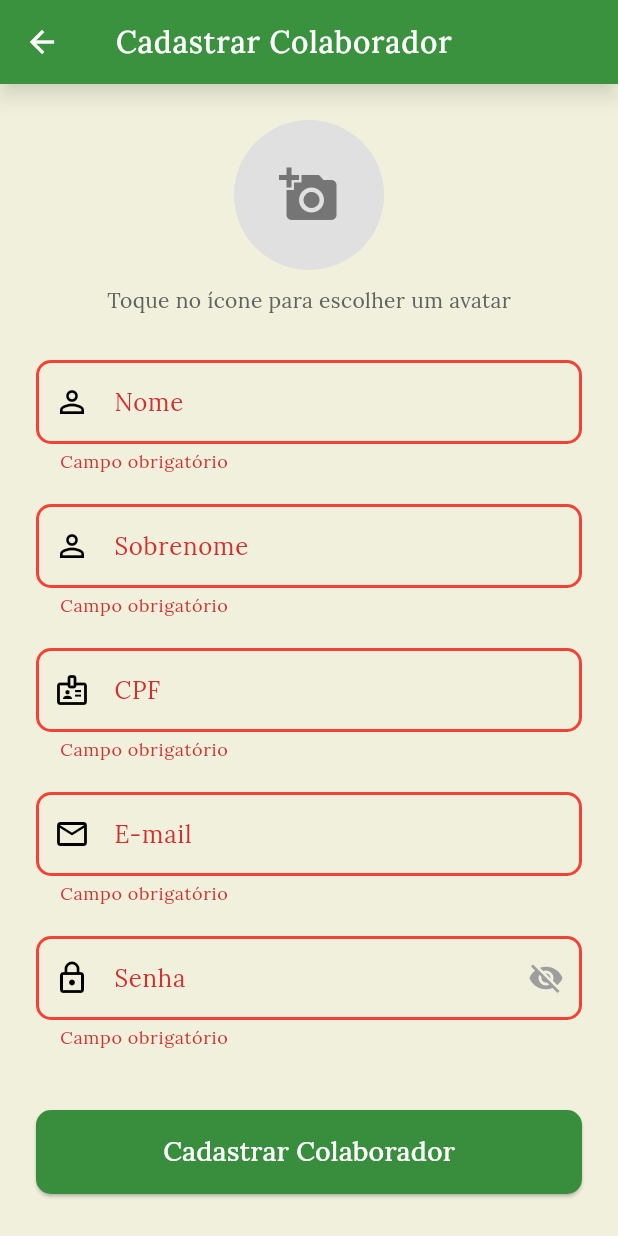
After one commit to PedroLoriato/firebase-colibri-noticias, a Flutter app: the CadastrarColaborador screen opened directly, after a tap on "Cadastrar Colaborador", on a phone screen of 412 x 824 dp. The commit adds this screen. Run offline on Flutter 3.47's test engine with Material 3 defaults, Android fonts, the phone set to English and light mode, and no system bars; our stand-ins replace brasil_fields, cloud_firestore, firebase_auth, firebase_core, font_awesome_flutter, google_fonts and 3 more; accounts and stored records are empty.

Commit message:
Correções para atender os critérios do projeto

```diff
--- a/lib/componentes/app_bar.dart
+++ b/lib/componentes/app_bar.dart
@@ -1,11 +1,17 @@
+import 'package:colibri_noticias/paginas/cadastrar_colaborador.dart';
 import 'package:colibri_noticias/paginas/inicio.dart';
 import 'package:colibri_noticias/servicos/gerenciador_colaborador.dart';
 import 'package:flutter/material.dart';
 
 class CustomAppBar extends StatefulWidget implements PreferredSizeWidget {
   final String title;
+  final bool mostrarAcoes;
 
-  const CustomAppBar({super.key, required this.title});
+  const CustomAppBar({
+    super.key,
+    required this.title,
+    this.mostrarAcoes = true,
+  });
 
   @override
   State<CustomAppBar> createState() => _CustomAppBarState();
@@ -15,28 +21,15 @@ class CustomAppBar extends StatefulWidget implements PreferredSizeWidget {
 }
 
 class _CustomAppBarState extends State<CustomAppBar> {
-  @override
-  void initState() {
-    super.initState();
-  }
-
-  @override
-  Widget build(BuildContext context) {
-    return AppBar(
-      backgroundColor: Theme.of(context).appBarTheme.backgroundColor,
-      actions: [
-        Padding(
-          padding: const EdgeInsets.only(right: 20.0), // Padding para ações
-          child:
-              GerenciadorColaborador.isLogado()
-                  ? CircleAvatar(
-                    radius: 20,
-                    backgroundImage: AssetImage(
-                      GerenciadorColaborador.colaboradorLogado!.avatar,
-                    ),
-                    child: PopupMenuButton<String>(
-                      onSelected: (String value) {
-                        if (value == 'Sair') {
+  void _handleMenuSelection(String value) {
+    switch (value) {
+      case 'Cadastrar':
+        Navigator.push(
+          context,
+          MaterialPageRoute(builder: (context) => const CadastrarColaborador()),
+        );
+        break;
+      case 'Sair':
         Navigator.pushReplacement(
           context,
           MaterialPageRoute(
@@ -44,37 +37,58 @@ class _CustomAppBarState extends State<CustomAppBar> {
           ),
         );
         ScaffoldMessenger.of(context).showSnackBar(
-                            SnackBar(
+          const SnackBar(
             content: Text("Colaborador deslogado com sucesso!"),
             backgroundColor: Colors.green,
             behavior: SnackBarBehavior.floating,
-                              margin: const EdgeInsets.only(bottom: 20, left: 20, right: 20),
+            margin: EdgeInsets.only(bottom: 20, left: 20, right: 20),
           ),
         );
         setState(() {
           GerenciadorColaborador.logout();
         });
+        break;
     }
-                      },
+  }
+
+  @override
+  Widget build(BuildContext context) {
+    return AppBar(
+      backgroundColor: Theme.of(context).appBarTheme.backgroundColor,
+      // ALTERADO: A lista de ações agora é condicional
+      actions: widget.mostrarAcoes
+          ? [
+              Padding(
+                padding: const EdgeInsets.only(right: 20.0),
+                child: GerenciadorColaborador.isLogado()
+                    ? CircleAvatar(
+                        radius: 20,
+                        backgroundImage: NetworkImage( // Alterado para NetworkImage para carregar da web
+                          GerenciadorColaborador.colaboradorLogado!.avatar,
+                        ),
+                        child: PopupMenuButton<String>(
+                          onSelected: _handleMenuSelection,
                           itemBuilder: (BuildContext context) {
-                        return [
-                          PopupMenuItem<String>(
+                            return <PopupMenuEntry<String>>[
+                              if (GerenciadorColaborador.podeCadastrar())
+                                const PopupMenuItem<String>(
+                                  value: 'Cadastrar',
+                                  child: Text('Cadastrar Colaborador'),
+                                ),
+                              const PopupMenuItem<String>(
                                 value: 'Sair',
                                 child: Text(
                                   'Sair',
-                              style: const TextStyle(
-                                color: Colors.red, // Define o texto em vermelho
-                                fontWeight: FontWeight.bold, // Aplica negrito
+                                  style: TextStyle(
+                                    color: Colors.red,
+                                    fontWeight: FontWeight.bold,
                                   ),
                                 ),
                               ),
                             ];
                           },
                           icon: Container(),
-                      offset: const Offset(
-                        0,
-                        kToolbarHeight,
-                      ), // Alinha o dropdown
+                          offset: const Offset(0, kToolbarHeight),
                         ),
                       )
                     : IconButton(
@@ -87,9 +101,10 @@ class _CustomAppBarState extends State<CustomAppBar> {
                         icon: const Icon(Icons.home),
                       ),
               ),
-      ],
+            ]
+          : [], // Se mostrarAcoes for false, a lista de ações fica vazia
       title: Padding(
-        padding: EdgeInsets.only(left: 5),
+        padding: const EdgeInsets.only(left: 5),
         child: Text(
           widget.title,
           style: const TextStyle(
@@ -100,7 +115,7 @@ class _CustomAppBarState extends State<CustomAppBar> {
         ),
       ),
       elevation: 5,
-      shadowColor: Colors.black.withValues(alpha: 0.50),
+      shadowColor: Colors.black.withValues(alpha: 0.5),
     );
   }
 }
--- a/lib/modelos/colaborador.dart
+++ b/lib/modelos/colaborador.dart
@@ -5,6 +5,7 @@ class Colaborador {
   final String sobrenome;
   final String cpf;
   final String email;
+  final String? senha;
 
   Colaborador({
     this.id,
@@ -13,6 +14,7 @@ class Colaborador {
     required this.sobrenome,
     required this.cpf,
     required this.email,
+    this.senha
   });
 
   String nomeCompleto() => '$nome $sobrenome';
@@ -25,6 +27,7 @@ class Colaborador {
       "sobrenome": sobrenome,
       "cpf": cpf,
       "email": email,
+      "senha": senha
     };
   }
 
--- /dev/null
+++ b/lib/paginas/cadastrar_colaborador.dart
@@ -0,0 +1,284 @@
+import 'package:colibri_noticias/componentes/app_bar.dart';
+import 'package:colibri_noticias/componentes/campo_formulario.dart';
+import 'package:colibri_noticias/modelos/colaborador.dart';
+import 'package:colibri_noticias/servicos/gerenciador_colaborador.dart';
+import 'package:flutter/material.dart';
+import 'package:flutter/services.dart';
+import 'package:brasil_fields/brasil_fields.dart';
+
+class CadastrarColaborador extends StatefulWidget {
+  const CadastrarColaborador({super.key});
+
+  @override
+  State<CadastrarColaborador> createState() => _CadastrarColaboradorState();
+}
+
+class _CadastrarColaboradorState extends State<CadastrarColaborador> {
+  final _formKey = GlobalKey<FormState>();
+  bool _isLoading = false;
+
+  final _nomeController = TextEditingController();
+  final _sobrenomeController = TextEditingController();
+  final _cpfController = TextEditingController();
+  final _emailController = TextEditingController();
+  final _senhaController = TextEditingController();
+  String? _avatarSelecionado;
+
+  final _nomeFocus = FocusNode();
+  final _sobrenomeFocus = FocusNode();
+  final _cpfFocus = FocusNode();
+  final _emailFocus = FocusNode();
+  final _senhaFocus = FocusNode();
+
+  final List<String> _avataresDisponiveis = [
+    'assets/imagens/avatar1.png',
+    'assets/imagens/avatar2.png',
+    'assets/imagens/avatar3.png',
+  ];
+
+  @override
+  void dispose() {
+    _nomeController.dispose();
+    _sobrenomeController.dispose();
+    _cpfController.dispose();
+    _emailController.dispose();
+    _senhaController.dispose();
+    _nomeFocus.dispose();
+    _sobrenomeFocus.dispose();
+    _cpfFocus.dispose();
+    _emailFocus.dispose();
+    _senhaFocus.dispose();
+    super.dispose();
+  }
+
+  Future<void> _selecionarAvatar() async {
+    FocusScope.of(context).unfocus();
+    await showDialog(
+      context: context,
+      builder: (context) {
+        return AlertDialog(
+          title: const Text('Selecione um Avatar'),
+          content: SizedBox(
+            width: double.maxFinite,
+            child: GridView.builder(
+              shrinkWrap: true,
+              itemCount: _avataresDisponiveis.length,
+              gridDelegate: const SliverGridDelegateWithFixedCrossAxisCount(
+                crossAxisCount: 3,
+                crossAxisSpacing: 10,
+                mainAxisSpacing: 10,
+              ),
+              itemBuilder: (context, index) {
+                final avatar = _avataresDisponiveis[index];
+                return GestureDetector(
+                  onTap: () {
+                    setState(() => _avatarSelecionado = avatar);
+                    Navigator.of(context).pop();
+                  },
+                  child: CircleAvatar(
+                    backgroundImage: AssetImage(avatar),
+                    radius: 30,
+                  ),
+                );
+              },
+            ),
+          ),
+        );
+      },
+    );
+  }
+
+  Future<void> _cadastrar() async {
+    final isValid = _formKey.currentState?.validate() ?? false;
+    if (!isValid) return;
+
+    if (_avatarSelecionado == null) {
+      ScaffoldMessenger.of(context).showSnackBar(
+        const SnackBar(
+          content: Text('Por favor, selecione um avatar.'),
+          backgroundColor: Colors.orangeAccent,
+          behavior: SnackBarBehavior.floating,
+          margin: EdgeInsets.only(bottom: 20, left: 20, right: 20),
+        ),
+      );
+      return;
+    }
+
+    setState(() => _isLoading = true);
+
+    try {
+      await GerenciadorColaborador.cadastrarColaborador(
+        Colaborador(
+          nome: _nomeController.text,
+          sobrenome: _sobrenomeController.text,
+          cpf: _cpfController.text,
+          email: _emailController.text,
+          senha: _senhaController.text,
+          avatar: _avatarSelecionado!,
+        ),
+      );
+
+      if (mounted) {
+        ScaffoldMessenger.of(context).showSnackBar(
+          const SnackBar(
+            content: Text('Colaborador cadastrado com sucesso!'),
+            backgroundColor: Colors.green,
+            behavior: SnackBarBehavior.floating,
+            margin: EdgeInsets.only(bottom: 20, left: 20, right: 20),
+          ),
+        );
+        Navigator.of(context).pop();
+      }
+    } catch (e) {
+      if (mounted) {
+        ScaffoldMessenger.of(context).showSnackBar(
+          SnackBar(
+            content: Text(
+                e.toString().replaceAll("Exception: ", "")),
+            backgroundColor: Colors.red,
+            behavior: SnackBarBehavior.floating,
+            margin: EdgeInsets.only(bottom: 20, left: 20, right: 20),
+          ),
+        );
+      }
+    } finally {
+      if (mounted) {
+        setState(() => _isLoading = false);
+      }
+    }
+  }
+
+  @override
+  Widget build(BuildContext context) {
+    return Scaffold(
+      appBar: CustomAppBar(title: "Cadastrar Colaborador", mostrarAcoes: false),
+      body: SingleChildScrollView(
+        child: Padding(
+          padding: const EdgeInsets.all(24.0),
+          child: Form(
+            key: _formKey,
+            child: Column(
+              crossAxisAlignment: CrossAxisAlignment.stretch,
+              children: [
+                GestureDetector(
+                  onTap: _selecionarAvatar,
+                  child: Center(
+                    child: CircleAvatar(
+                      radius: 50,
+                      backgroundColor: Colors.grey.shade300,
+                      backgroundImage: _avatarSelecionado != null
+                          ? AssetImage(_avatarSelecionado!)
+                          : null,
+                      child: _avatarSelecionado == null
+                          ? Icon(Icons.add_a_photo,
+                              size: 40, color: Colors.grey.shade600)
+                          : null,
+                    ),
+                  ),
+                ),
+                const SizedBox(height: 10),
+                Center(
+                  child: Text(
+                    'Toque no ícone para escolher um avatar',
+                    style: TextStyle(color: Colors.grey.shade700),
+                  ),
+                ),
+                const SizedBox(height: 20),
+                CampoFormulario(
+                  controller: _nomeController,
+                  focusNode: _nomeFocus,
+                  label: 'Nome',
+                  placeholder: 'Digite o nome',
+                  prefixIcon: const Icon(Icons.person_outline),
+                  validator: (value) =>
+                      value == null || value.isEmpty ? 'Campo obrigatório' : null,
+                  inputFormatters: [],
+                ),
+                CampoFormulario(
+                  controller: _sobrenomeController,
+                  focusNode: _sobrenomeFocus,
+                  label: 'Sobrenome',
+                  placeholder: 'Digite o sobrenome',
+                  prefixIcon: const Icon(Icons.person_outline),
+                  validator: (value) =>
+                      value == null || value.isEmpty ? 'Campo obrigatório' : null,
+                  inputFormatters: [],
+                ),
+                CampoFormulario(
+                  controller: _cpfController,
+                  focusNode: _cpfFocus,
+                  label: 'CPF',
+                  placeholder: '000.000.000-00',
+                  prefixIcon: const Icon(Icons.badge_outlined),
+                  validator: (value) {
+                    if (value == null || value.isEmpty) {
+                      return 'Campo obrigatório';
+                    }
+                    return null;
+                  },
+                  inputFormatters: [
+                    FilteringTextInputFormatter.digitsOnly,
+                    CpfInputFormatter(),
+                  ],
+                ),
+                CampoFormulario(
+                  controller: _emailController,
+                  focusNode: _emailFocus,
+                  label: 'E-mail',
+                  placeholder: 'exemplo@email.com',
+                  prefixIcon: const Icon(Icons.email_outlined),
+                  validator: (value) {
+                    if (value == null || value.isEmpty) {
+                      return 'Campo obrigatório';
+                    }
+                    final emailRegex = RegExp(r'^[^@]+@[^@]+\.[^@]+');
+                    if (!emailRegex.hasMatch(value)) {
+                      return 'Formato de e-mail inválido';
+                    }
+                    return null;
+                  },
+                  inputFormatters: [],
+                ),
+                CampoFormulario(
+                  controller: _senhaController,
+                  focusNode: _senhaFocus,
+                  label: 'Senha',
+                  placeholder: 'Mínimo de 6 caracteres',
+                  prefixIcon: const Icon(Icons.lock_outline),
+                  isPasswordField: true,
+                  validator: (value) {
+                    if (value == null || value.isEmpty) {
+                      return 'Campo obrigatório';
+                    }
+                    if (value.length < 6) {
+                      return 'A senha deve ter no mínimo 6 caracteres';
+                    }
+                    return null;
+                  },
+                  inputFormatters: [],
+                ),
+                const SizedBox(height: 30),
+                _isLoading
+                    ? const Center(child: CircularProgressIndicator())
+                    : ElevatedButton(
+                        onPressed: _cadastrar,
+                        style: ElevatedButton.styleFrom(
+                          backgroundColor: Theme.of(context).primaryColorDark,
+                          padding: const EdgeInsets.symmetric(vertical: 15),
+                          shape: RoundedRectangleBorder(
+                            borderRadius: BorderRadius.circular(10),
+                          ),
+                        ),
+                        child: const Text(
+                          'Cadastrar Colaborador',
+                          style: TextStyle(fontSize: 18, color: Colors.white),
+                        ),
+                      ),
+              ],
+            ),
+          ),
+        ),
+      ),
+    );
+  }
+}
--- a/lib/paginas/cadastrar_noticia.dart
+++ b/lib/paginas/cadastrar_noticia.dart
@@ -221,6 +221,7 @@ class _CadastroNoticiasState extends State<CadastroNoticias> {
           ),
           backgroundColor: Colors.red,
           behavior: SnackBarBehavior.floating,
+          margin: EdgeInsets.only(bottom: 20, left: 20, right: 20),
         ),
       );
       return;
@@ -255,6 +256,7 @@ class _CadastroNoticiasState extends State<CadastroNoticias> {
             content: Text("Notícia adicionada com sucesso!"),
             backgroundColor: Colors.green,
             behavior: SnackBarBehavior.floating,
+            margin: EdgeInsets.only(bottom: 20, left: 20, right: 20),
           ),
         );
       }
@@ -268,6 +270,7 @@ class _CadastroNoticiasState extends State<CadastroNoticias> {
             ),
             backgroundColor: Colors.red,
             behavior: SnackBarBehavior.floating,
+            margin: EdgeInsets.only(bottom: 20, left: 20, right: 20),
           ),
         );
       }
--- a/lib/paginas/editar_noticia.dart
+++ b/lib/paginas/editar_noticia.dart
@@ -291,6 +291,7 @@ class _EditarNoticiasState extends State<EditarNoticias> {
         content: Text(mensagem),
         backgroundColor: cor,
         behavior: SnackBarBehavior.floating,
+        margin: EdgeInsets.only(bottom: 20, left: 20, right: 20),
       ),
     );
   }
--- a/lib/paginas/sobre.dart
+++ b/lib/paginas/sobre.dart
@@ -198,6 +198,7 @@ class _SobreState extends State<Sobre> {
                         ),
                         backgroundColor: Colors.green,
                         behavior: SnackBarBehavior.floating,
+                        margin: EdgeInsets.only(bottom: 20, left: 20, right: 20),
                       ),
                     );
                   },
--- a/lib/servicos/gerenciador_colaborador.dart
+++ b/lib/servicos/gerenciador_colaborador.dart
@@ -7,6 +7,73 @@ class GerenciadorColaborador {
   static final FirebaseFirestore _db = FirebaseFirestore.instance;
 
   static Colaborador? colaboradorLogado;
+
+  static const List<String> _adminUids = [
+    '1Fet7nK0S9SX83g3UHGzQCJAA152',
+    'f55milBLkoTWh0T5ZAnRrAJy94t2',
+  ];
+
+  static bool podeCadastrar() {
+    if (colaboradorLogado == null) {
+      return false;
+    }
+    return _adminUids.contains(colaboradorLogado!.id);
+  }
+
+  static Future<void> _verificarCpfExistente(String cpf) async {
+    final snapshot = await _db
+        .collection('colaboradores')
+        .where('cpf', isEqualTo: cpf)
+        .limit(1)
+        .get();
+
+    if (snapshot.docs.isNotEmpty) {
+      throw Exception('Este CPF já está cadastrado.');
+    }
+  }
+
+  static Future<void> cadastrarColaborador(Colaborador colaborador) async {
+    if (!podeCadastrar()) {
+      throw Exception('Usuário não autorizado a cadastrar novos colaboradores.');
+    }
+
+    try {
+      await _verificarCpfExistente(colaborador.cpf);
+
+      final UserCredential userCredential =
+          await _auth.createUserWithEmailAndPassword(
+        email: colaborador.email,
+        password: colaborador.senha!,
+      );
+
+      final User? novoUsuario = userCredential.user;
+
+      if (novoUsuario != null) {
+        final novoColaborador = Colaborador(
+          id: novoUsuario.uid,
+          nome: colaborador.nome,
+          sobrenome: colaborador.sobrenome,
+          email: colaborador.email,
+          cpf: colaborador.cpf,
+          avatar: colaborador.avatar,
+        );
+
+        await _db
+            .collection('colaboradores')
+            .doc(novoUsuario.uid)
+            .set(novoColaborador.toMap());
+      } else {
+        throw Exception('Não foi possível criar o usuário.');
+      }
+    } on FirebaseAuthException catch (e) {
+      if (e.code == 'email-already-in-use') {
+        throw Exception('O e-mail já está em uso por outra conta.');
+      }
+      // ...
+    } catch (e) {
+      rethrow;
+    }
+  }
 
   static Future<void> login(String email, String senha) async {
     try {
@@ -23,12 +90,22 @@ class GerenciadorColaborador {
         throw Exception('E-mail ou senha inválidos.');
       } else if (e.code == 'invalid-email') {
         throw Exception('O formato do e-mail é inválido.');
-      }
-      else {
+      } else {
         throw Exception('Ocorreu um erro durante o login.');
       }
     } catch (e) {
       rethrow;
+    }
+  }
+
+  static Future<void> recuperarSenha(String email) async {
+    try {
+      await _auth.sendPasswordResetEmail(email: email.trim());
+    } on FirebaseAuthException catch (e) {
+      if (e.code == 'invalid-email') {
+        throw Exception('O formato do e-mail fornecido é inválido.');
+      }
+      throw Exception('Ocorreu um erro ao tentar enviar o e-mail de recuperação.');
     }
   }
 
@@ -52,9 +129,11 @@ class GerenciadorColaborador {
     try {
       final docSnapshot = await _db.collection('colaboradores').doc(uid).get();
       if (docSnapshot.exists) {
-        colaboradorLogado = Colaborador.fromMap(docSnapshot.data()!, docSnapshot.id);
+        colaboradorLogado =
+            Colaborador.fromMap(docSnapshot.data()!, docSnapshot.id);
       } else {
-        throw Exception('Dados do colaborador não encontrados no banco de dados.');
+        throw Exception(
+            'Dados do colaborador não encontrados no banco de dados.');
       }
     } catch (e) {
       await logout();
@@ -73,13 +152,12 @@ class GerenciadorColaborador {
       return snapshot.docs.map((doc) {
         return Colaborador.fromMap(doc.data(), doc.id);
       }).toList();
-
     } catch (e) {
       throw Exception('Não foi possível carregar os colaboradores.');
     }
   }
 
-   static Future<Colaborador> carregarColaboradorPorReferencia(
+  static Future<Colaborador> carregarColaboradorPorReferencia(
       DocumentReference colaboradorRef) async {
     try {
       final docSnapshot = await colaboradorRef.get();
```
Also changed, not shown: lib/paginas/acesso.dart (+42 -5 lines), lib/paginas/recuperar_senha.dart (added, +145 -0 lines), assets/imagens/avatar1.png (added), assets/imagens/avatar2.png (added), assets/imagens/avatar3.png (added), assets/imagens/logo.png, assets/imagens/splash_screen.png (added), 1 other file. Lines whose indentation alone changed are shown as unchanged.
